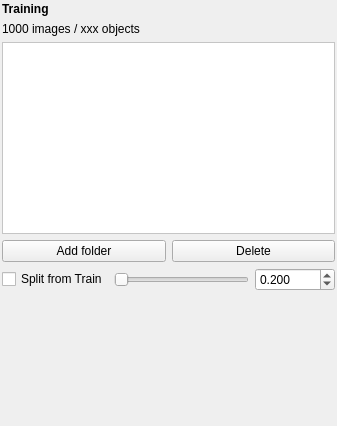
Above: trainme/widgets/workspace/data_preparation/data_subset_table.ui from nrl-ai/traincv before the change. Below: the same form after it.
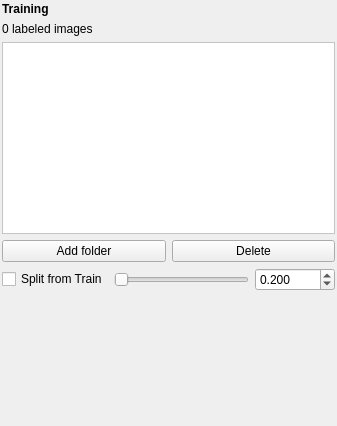
That is the form after the change. Icons and pictures are not drawn. Custom widgets are drawn as their Qt base class.

What changed in the file:
```diff
--- a/trainme/widgets/workspace/data_preparation/data_subset_table.ui
+++ b/trainme/widgets/workspace/data_preparation/data_subset_table.ui
@@ -78,7 +78,7 @@
          </sizepolicy>
         </property>
         <property name="text">
-         <string>1000 images / xxx objects</string>
+         <string>0 labeled images</string>
         </property>
        </widget>
       </item>
```
Left out of the diff: 16 changed lines with no effect on the pictures.
